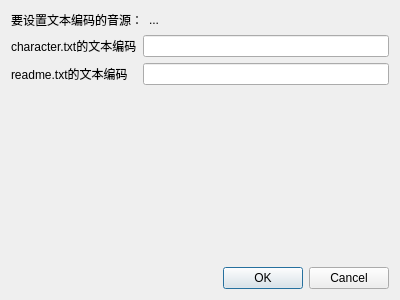
Old version of the form VoiceBankUtils/textcodecsettingdialog.ui in the repository shine5402/VoicebankManager.
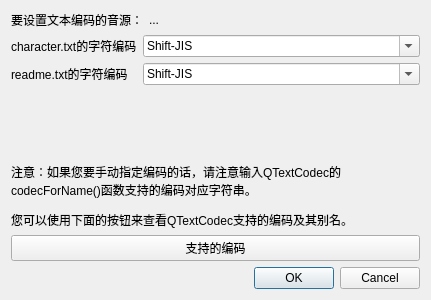
New version of the form.

The edit to the form file:
```diff
--- a/VoiceBankUtils/textcodecsettingdialog.ui
+++ b/VoiceBankUtils/textcodecsettingdialog.ui
@@ -6,14 +6,14 @@
    <rect>
     <x>0</x>
     <y>0</y>
-    <width>400</width>
+    <width>431</width>
     <height>300</height>
    </rect>
   </property>
   <property name="windowTitle">
    <string>Dialog</string>
   </property>
-  <layout class="QGridLayout" name="gridLayout" rowstretch="0,1,0" columnstretch="0,1">
+  <layout class="QGridLayout" name="gridLayout" rowstretch="0,1,0,0,0" columnstretch="0,1">
    <item row="0" column="0">
     <widget class="QLabel" name="label">
      <property name="text">
@@ -33,26 +33,74 @@
      <item row="0" column="0">
       <widget class="QLabel" name="characterTxtLabel">
        <property name="text">
-        <string>character.txt的文本编码</string>
+        <string>character.txt的字符编码</string>
        </property>
       </widget>
      </item>
      <item row="0" column="1">
-      <widget class="QLineEdit" name="characterTxtLineEdit"/>
+      <widget class="QComboBox" name="characterTxtComboBox">
+       <property name="editable">
+        <bool>true</bool>
+       </property>
+       <item>
+        <property name="text">
+         <string>Shift-JIS</string>
+        </property>
+       </item>
+       <item>
+        <property name="text">
+         <string>GB18030</string>
+        </property>
+       </item>
+       <item>
+        <property name="text">
+         <string>Big5</string>
+        </property>
+       </item>
+       <item>
+        <property name="text">
+         <string>UTF-8</string>
+        </property>
+       </item>
+      </widget>
      </item>
      <item row="1" column="0">
       <widget class="QLabel" name="readmeTxtLabel">
        <property name="text">
-        <string>readme.txt的文本编码</string>
+        <string>readme.txt的字符编码</string>
        </property>
       </widget>
      </item>
      <item row="1" column="1">
-      <widget class="QLineEdit" name="readmeTxtLineEdit"/>
+      <widget class="QComboBox" name="readmeTxtComboBox">
+       <property name="editable">
+        <bool>true</bool>
+       </property>
+       <item>
+        <property name="text">
+         <string>Shift-JIS</string>
+        </property>
+       </item>
+       <item>
+        <property name="text">
+         <string>GB18030</string>
+        </property>
+       </item>
+       <item>
+        <property name="text">
+         <string>Big5</string>
+        </property>
+       </item>
+       <item>
+        <property name="text">
+         <string>UTF-8</string>
+        </property>
+       </item>
+      </widget>
      </item>
     </layout>
    </item>
-   <item row="2" column="0" colspan="2">
+   <item row="4" column="0" colspan="2">
     <widget class="QDialogButtonBox" name="buttonBox">
      <property name="orientation">
       <enum>Qt::Horizontal</enum>
@@ -62,6 +110,23 @@
      </property>
     </widget>
    </item>
+   <item row="2" column="0" colspan="2">
+    <widget class="QLabel" name="label_2">
+     <property name="text">
+      <string>&lt;html&gt;&lt;head/&gt;&lt;body&gt;&lt;p&gt;注意：如果您要手动指定编码的话，请注意输入QTextCodec的codecForName()函数支持的编码对应字符串。&lt;/p&gt;&lt;p&gt;您可以使用下面的按钮来查看QTextCodec支持的编码及其别名。&lt;/p&gt;&lt;/body&gt;&lt;/html&gt;</string>
+     </property>
+     <property name="wordWrap">
+      <bool>true</bool>
+     </property>
+    </widget>
+   </item>
+   <item row="3" column="0" colspan="2">
+    <widget class="QPushButton" name="availableCodecButton">
+     <property name="text">
+      <string>支持的编码</string>
+     </property>
+    </widget>
+   </item>
   </layout>
  </widget>
  <resources/>
```
